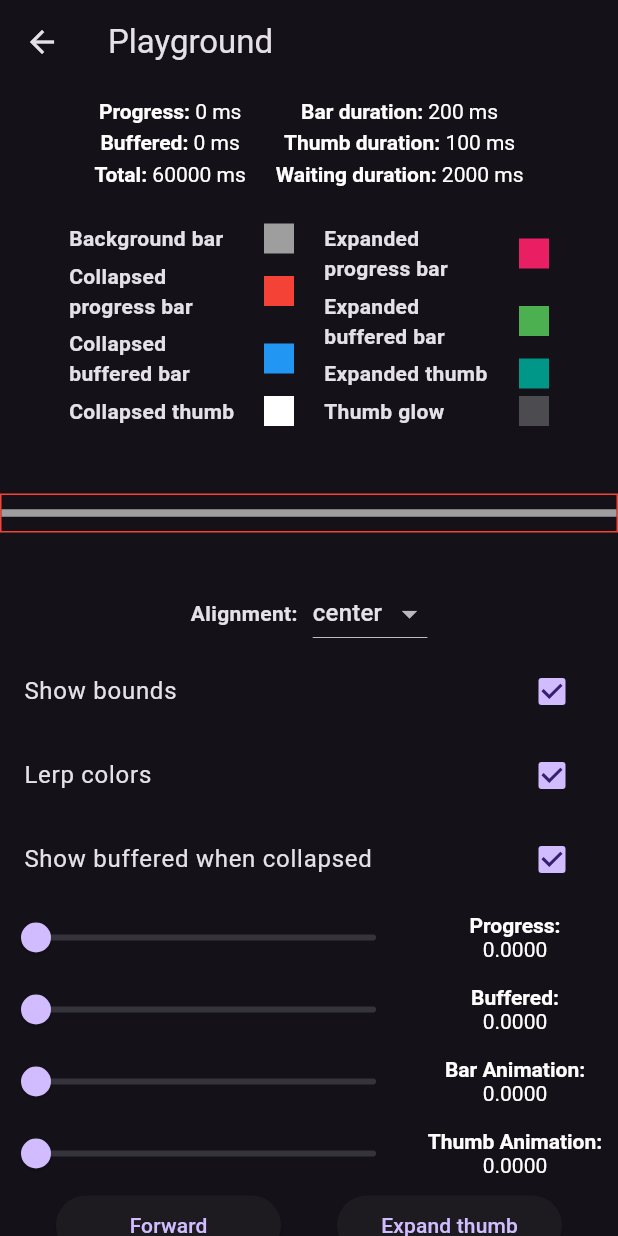
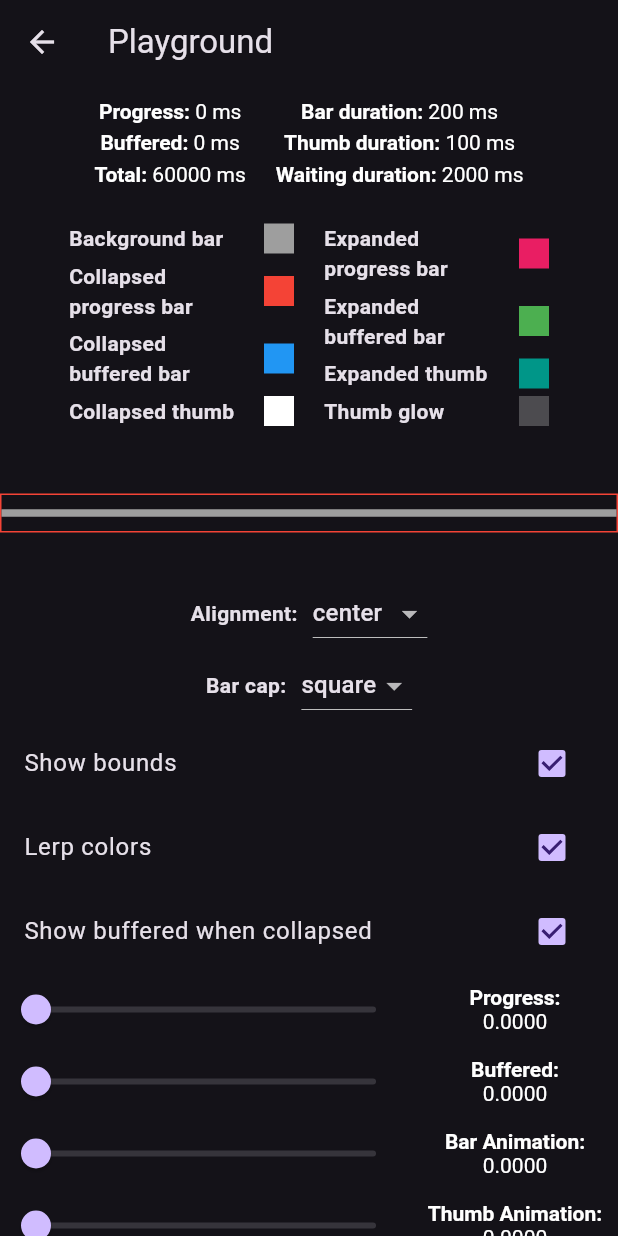
Before and after one commit to GabrielDamasceno/flutter_animated_progress_bar, a Flutter app: the PlaygroundScreen screen opened directly, on a phone screen of 412 x 824 dp. Run offline on Flutter 3.47's test engine with Material 2 defaults, Android fonts, the phone set to English and light mode, and no system bars; our stand-ins replace just_audio, rxdart.

Commit message:
feat(bar): Add bar cap shape property

```diff
--- a/example/lib/ui/playground_screen.dart
+++ b/example/lib/ui/playground_screen.dart
@@ -30,6 +30,7 @@ class _PlaygroundScreenState extends State<PlaygroundScreen> with TickerProvider
   late bool _showBufferedWhenCollapsed;
 
   late ProgressBarAlignment _alignment;
+  late BarCapShape _barCapShape;
 
   late final Color _backgroundBarColor;
   late final Color _collapsedProgressBarColor;
@@ -55,6 +56,7 @@ class _PlaygroundScreenState extends State<PlaygroundScreen> with TickerProvider
     _showBufferedWhenCollapsed = true;
 
     _alignment = ProgressBarAlignment.center;
+    _barCapShape = BarCapShape.square;
 
     _backgroundBarColor = Colors.grey;
     _collapsedProgressBarColor = Colors.red;
@@ -142,7 +144,9 @@ class _PlaygroundScreenState extends State<PlaygroundScreen> with TickerProvider
                 progress: _progress,
                 buffered: _buffered,
                 total: _total,
+                expandedBarHeight: 10.0,
                 alignment: _alignment,
+                barCapShape: _barCapShape,
                 lerpColorsTransition: _lerpColors,
                 showBufferedWhenCollapsed: _showBufferedWhenCollapsed,
                 backgroundBarColor: _backgroundBarColor,
@@ -168,6 +172,20 @@ class _PlaygroundScreenState extends State<PlaygroundScreen> with TickerProvider
                     .map((e) => DropdownMenuItem(value: e, child: Text(e.name)))
                     .toList(),
                 onChanged: (value) => setState(() => _alignment = value!),
+              ),
+            ],
+          ),
+          Row(
+            mainAxisAlignment: MainAxisAlignment.center,
+            children: [
+              const Text('Bar cap:', style: TextStyle(fontWeight: FontWeight.bold)),
+              const SizedBox(width: 10.0),
+              DropdownButton(
+                value: _barCapShape,
+                items: BarCapShape.values
+                    .map((e) => DropdownMenuItem(value: e, child: Text(e.name)))
+                    .toList(),
+                onChanged: (value) => setState(() => _barCapShape = value!),
               ),
             ],
           ),
--- a/lib/src/foundation/enums.dart
+++ b/lib/src/foundation/enums.dart
@@ -2,3 +2,8 @@ enum ProgressBarAlignment {
   center,
   bottom,
 }
+
+enum BarCapShape {
+  round,
+  square,
+}
--- a/lib/src/rendering/render_progress_bar.dart
+++ b/lib/src/rendering/render_progress_bar.dart
@@ -19,6 +19,7 @@ class RenderProgressBar extends RenderBox {
     Duration? buffered,
     required Duration total,
     required ProgressBarAlignment alignment,
+    required BarCapShape barCapShape,
     required double collapsedBarHeight,
     required double collapsedThumbRadius,
     required double expandedBarHeight,
@@ -43,6 +44,7 @@ class RenderProgressBar extends RenderBox {
         _buffered = buffered,
         _total = total,
         _alignment = alignment,
+        _barCapShape = barCapShape,
         _collapsedBarHeight = collapsedBarHeight,
         _collapsedThumbRadius = collapsedThumbRadius,
         _expandedBarHeight = expandedBarHeight,
@@ -117,6 +119,15 @@ class RenderProgressBar extends RenderBox {
 
     _alignment = newValue;
     markNeedsLayout();
+  }
+
+  late BarCapShape _barCapShape;
+  BarCapShape get barCapShape => _barCapShape;
+  set barCapShape(BarCapShape newValue) {
+    if (_barCapShape == newValue) return;
+
+    _barCapShape = newValue;
+    markNeedsPaint();
   }
 
   late double _collapsedBarHeight;
@@ -440,22 +451,21 @@ class RenderProgressBar extends RenderBox {
 
   RRect _barRRect({required double width}) {
     final Rect rect = Rect.fromLTWH(0.0, _dyBar, width, _effectiveBarHeight);
-    final Radius radius = Radius.circular(_effectiveThumbRadius);
-    late final double dx;
+    final double thumbPosition = (_isDragging) ? _dxThumb : _durationToPosition(_progress, total);
+    late final Radius radius;
 
-    if (_isDragging) {
-      dx = _dxThumb;
+    if (_barCapShape == BarCapShape.round) {
+      radius = Radius.circular(_effectiveBarHeight / 2);
+      return RRect.fromRectAndRadius(rect, radius);
     } else {
-      dx = _durationToPosition(progress, total);
+      radius = Radius.circular(_effectiveThumbRadius);
+      if ((thumbPosition - _effectiveThumbRadius) <= 0) {
+        return RRect.fromRectAndCorners(rect, topLeft: radius, bottomLeft: radius);
+      } else if ((thumbPosition + _effectiveThumbRadius) >= size.width) {
+        return RRect.fromRectAndCorners(rect, topRight: radius, bottomRight: radius);
+      }
+      return RRect.fromRectAndCorners(rect);
     }
-
-    if ((dx - _effectiveThumbRadius) <= 0) {
-      return RRect.fromRectAndCorners(rect, topLeft: radius, bottomLeft: radius);
-    } else if ((dx + _effectiveThumbRadius) >= size.width) {
-      return RRect.fromRectAndCorners(rect, topRight: radius, bottomRight: radius);
-    }
-
-    return RRect.fromRectAndCorners(rect);
   }
 
   void _drawThumb(Canvas canvas) {
--- a/lib/src/widgets/progress_bar.dart
+++ b/lib/src/widgets/progress_bar.dart
@@ -11,6 +11,7 @@ class ProgressBar extends LeafRenderObjectWidget {
   final Duration total;
 
   final ProgressBarAlignment alignment;
+  final BarCapShape barCapShape;
 
   final double collapsedBarHeight;
   final double collapsedThumbRadius;
@@ -46,6 +47,7 @@ class ProgressBar extends LeafRenderObjectWidget {
     this.buffered,
     required this.total,
     this.alignment = ProgressBarAlignment.center,
+    this.barCapShape = BarCapShape.square,
     this.collapsedBarHeight = 5.0,
     this.collapsedThumbRadius = 8.0,
     this.expandedBarHeight = 7.0,
@@ -77,6 +79,7 @@ class ProgressBar extends LeafRenderObjectWidget {
       buffered: buffered,
       total: total,
       alignment: alignment,
+      barCapShape: barCapShape,
       collapsedBarHeight: collapsedBarHeight,
       collapsedThumbRadius: collapsedThumbRadius,
       expandedBarHeight: expandedBarHeight,
@@ -107,6 +110,7 @@ class ProgressBar extends LeafRenderObjectWidget {
       ..buffered = buffered
       ..total = total
       ..alignment = alignment
+      ..barCapShape = barCapShape
       ..collapsedBarHeight = collapsedBarHeight
       ..collapsedThumbRadius = collapsedThumbRadius
       ..expandedBarHeight = expandedBarHeight
```
